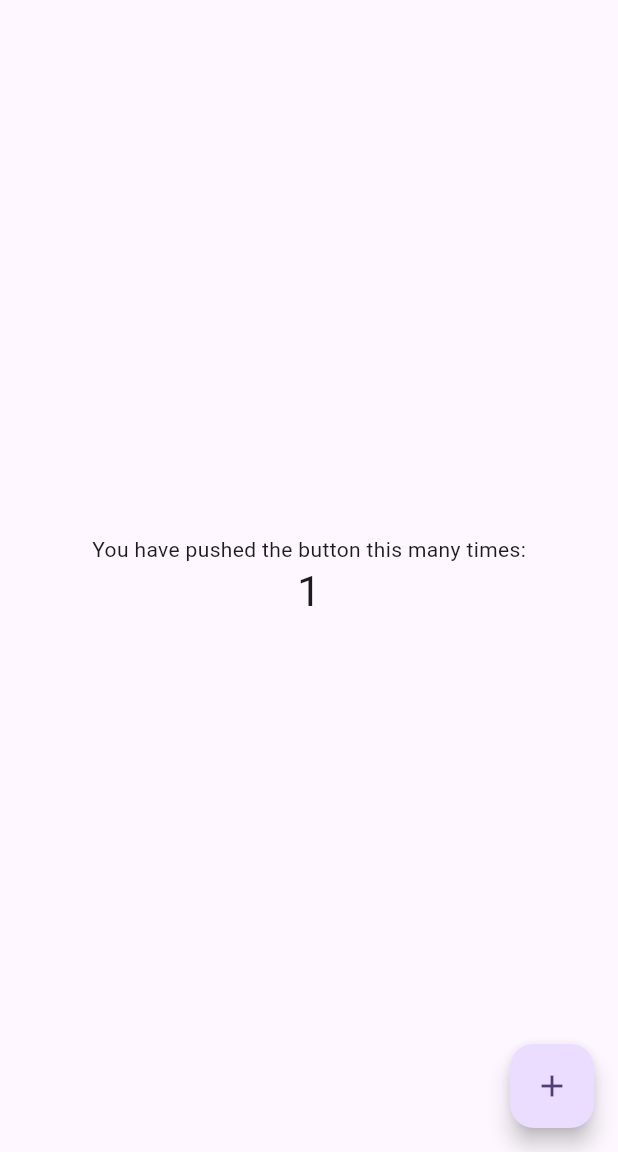
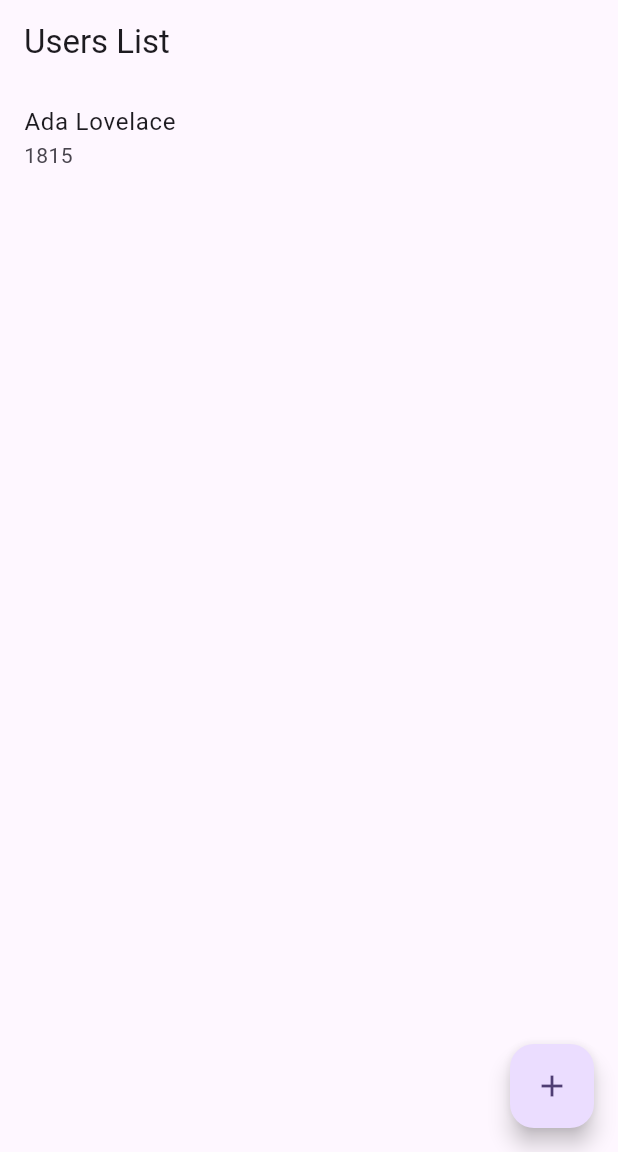
Before and after one commit to fm-phibia/flutter-firebase, a Flutter app: the screen it shows after launch, after a tap on the "add" icon, on a phone screen of 412 x 824 dp, the part 84-1236 px from its top. Run offline on Flutter 3.47's test engine with Material 3 defaults, Android fonts, the phone set to English and light mode, and no system bars; our stand-ins replace cloud_firestore, firebase_core; accounts and stored records are empty.

Commit message:
✨ CloudStoreの機能追加

```diff
--- a/lib/main.dart
+++ b/lib/main.dart
@@ -1,33 +1,24 @@
+import 'package:cloud_firestore/cloud_firestore.dart';
 import 'package:flutter/material.dart';
+import 'package:firebase_core/firebase_core.dart';
+import 'package:flutter_firebase/users_list.dart';
+import 'firebase_options.dart';
 
-void main() {
+Future<void> main() async {
+  await Firebase.initializeApp(
+    options: DefaultFirebaseOptions.currentPlatform,
+  );
   runApp(const MyApp());
 }
 
 class MyApp extends StatelessWidget {
   const MyApp({super.key});
-
   // This widget is the root of your application.
   @override
   Widget build(BuildContext context) {
     return MaterialApp(
       title: 'Flutter Demo',
       theme: ThemeData(
-        // This is the theme of your application.
-        //
-        // TRY THIS: Try running your application with "flutter run". You'll see
-        // the application has a purple toolbar. Then, without quitting the app,
-        // try changing the seedColor in the colorScheme below to Colors.green
-        // and then invoke "hot reload" (save your changes or press the "hot
-        // reload" button in a Flutter-supported IDE, or press "r" if you used
-        // the command line to start the app).
-        //
-        // Notice that the counter didn't reset back to zero; the application
-        // state is not lost during the reload. To reset the state, use hot
-        // restart instead.
-        //
-        // This works for code too, not just values: Most code changes can be
-        // tested with just a hot reload.
         colorScheme: ColorScheme.fromSeed(seedColor: Colors.deepPurple),
         useMaterial3: true,
       ),
@@ -39,15 +30,6 @@ class MyApp extends StatelessWidget {
 class MyHomePage extends StatefulWidget {
   const MyHomePage({super.key, required this.title});
 
-  // This widget is the home page of your application. It is stateful, meaning
-  // that it has a State object (defined below) that contains fields that affect
-  // how it looks.
-
-  // This class is the configuration for the state. It holds the values (in this
-  // case the title) provided by the parent (in this case the App widget) and
-  // used by the build method of the State. Fields in a Widget subclass are
-  // always marked "final".
-
   final String title;
 
   @override
@@ -55,65 +37,30 @@ class MyHomePage extends StatefulWidget {
 }
 
 class _MyHomePageState extends State<MyHomePage> {
-  int _counter = 0;
+  String _text = '';
+  FirebaseFirestore db = FirebaseFirestore.instance;
 
   void _incrementCounter() {
-    setState(() {
-      // This call to setState tells the Flutter framework that something has
-      // changed in this State, which causes it to rerun the build method below
-      // so that the display can reflect the updated values. If we changed
-      // _counter without calling setState(), then the build method would not be
-      // called again, and so nothing would appear to happen.
-      _counter++;
-    });
+    final user = <String, dynamic>{
+      "first": "Ada",
+      "last": "Lovelace",
+      "born": 1815
+    };
+
+    // Add a new document with a generated ID
+    db.collection("users").add(user).then((DocumentReference doc) =>
+        print('DocumentSnapshot added with ID: ${doc.id}'));
   }
 
   @override
   Widget build(BuildContext context) {
-    // This method is rerun every time setState is called, for instance as done
-    // by the _incrementCounter method above.
-    //
-    // The Flutter framework has been optimized to make rerunning build methods
-    // fast, so that you can just rebuild anything that needs updating rather
-    // than having to individually change instances of widgets.
     return Scaffold(
       appBar: AppBar(
-        // TRY THIS: Try changing the color here to a specific color (to
-        // Colors.amber, perhaps?) and trigger a hot reload to see the AppBar
-        // change color while the other colors stay the same.
         backgroundColor: Theme.of(context).colorScheme.inversePrimary,
-        // Here we take the value from the MyHomePage object that was created by
-        // the App.build method, and use it to set our appbar title.
         title: Text(widget.title),
       ),
       body: Center(
-        // Center is a layout widget. It takes a single child and positions it
-        // in the middle of the parent.
-        child: Column(
-          // Column is also a layout widget. It takes a list of children and
-          // arranges them vertically. By default, it sizes itself to fit its
-          // children horizontally, and tries to be as tall as its parent.
-          //
-          // Column has various properties to control how it sizes itself and
-          // how it positions its children. Here we use mainAxisAlignment to
-          // center the children vertically; the main axis here is the vertical
-          // axis because Columns are vertical (the cross axis would be
-          // horizontal).
-          //
-          // TRY THIS: Invoke "debug painting" (choose the "Toggle Debug Paint"
-          // action in the IDE, or press "p" in the console), to see the
-          // wireframe for each widget.
-          mainAxisAlignment: MainAxisAlignment.center,
-          children: <Widget>[
-            const Text(
-              'You have pushed the button this many times:',
-            ),
-            Text(
-              '$_counter',
-              style: Theme.of(context).textTheme.headlineMedium,
-            ),
-          ],
-        ),
+        child: UsersList(),
       ),
       floatingActionButton: FloatingActionButton(
         onPressed: _incrementCounter,
--- /dev/null
+++ b/lib/users_list.dart
@@ -0,0 +1,30 @@
+import 'package:flutter/material.dart';
+import 'package:cloud_firestore/cloud_firestore.dart';
+
+class UsersList extends StatelessWidget {
+  @override
+  Widget build(BuildContext context) {
+    return Scaffold(
+      appBar: AppBar(title: const Text('Users List')),
+      body: StreamBuilder<QuerySnapshot>(
+        stream: FirebaseFirestore.instance.collection('users').snapshots(),
+        builder: (context, snapshot) {
+          if (!snapshot.hasData) {
+            return const Center(child: CircularProgressIndicator());
+          }
+          final users = snapshot.data!.docs;
+          return ListView.builder(
+            itemCount: users.length,
+            itemBuilder: (context, index) {
+              var user = users[index];
+              return ListTile(
+                title: Text(user['first'] + ' ' + user['last']),
+                subtitle: Text(user['born'].toString()),
+              );
+            },
+          );
+        },
+      ),
+    );
+  }
+}
--- a/pubspec.yaml
+++ b/pubspec.yaml
@@ -12,6 +12,7 @@ dependencies:
 
   cupertino_icons: ^1.0.8
   firebase_core: ^3.4.1
+  cloud_firestore: ^5.4.1
 
 dev_dependencies:
   flutter_test:
```
Also changed, not shown: pubspec.lock, 4 other files.
